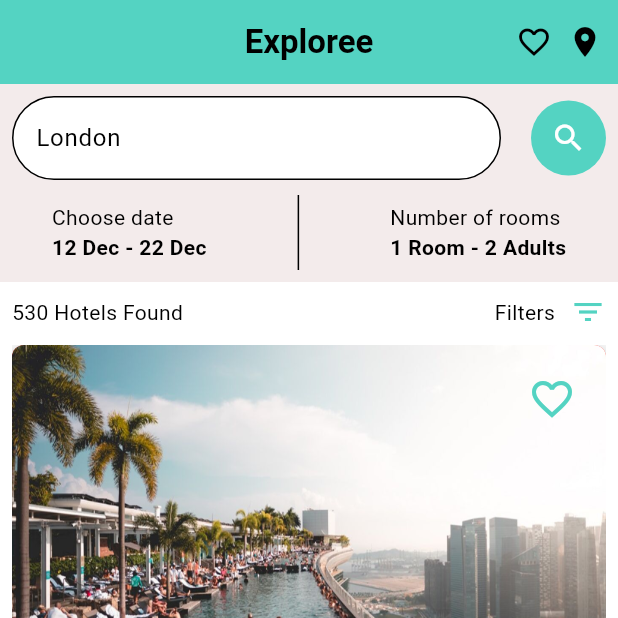
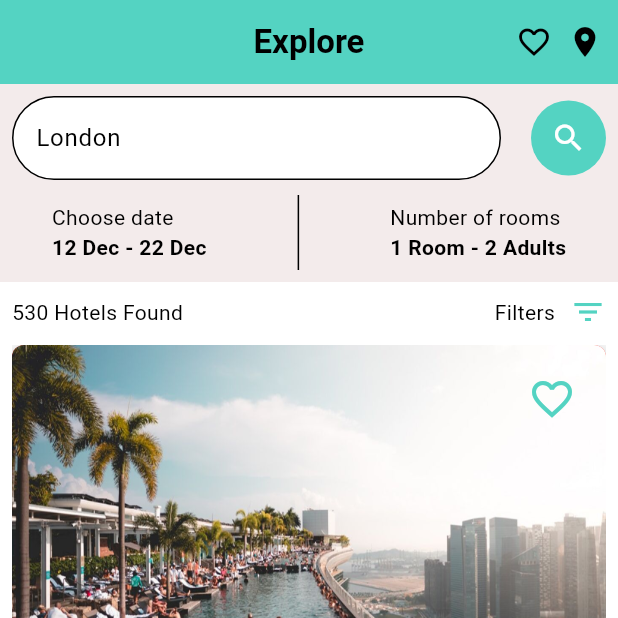
Before and after one commit to Yazan-Abdalmutee/Flutter-Apps, a Flutter app: the screen it shows after launch, on a phone screen of 412 x 824 dp, the top half of it. Run offline on Flutter 3.47's test engine with Material 3 defaults, Android fonts, the phone set to English and light mode, and no system bars; our stand-ins replace flutter_hex_color.

Commit message:
initial commit

```diff
--- a/lib/hotel_sample/views/HotelsPage.dart
+++ b/lib/hotel_sample/views/HotelsPage.dart
@@ -25,7 +25,7 @@ class HotelsPage extends StatelessWidget {
       home: Scaffold(
         appBar: AppBar(
           title: Text(
-            "Exploree",
+            "Explore",
             textAlign: TextAlign.center,
             style: TextStyle(fontWeight: FontWeight.bold,fontFamily: 'Roboto'),
           ),
```
Also changed, not shown: 1 other file.
